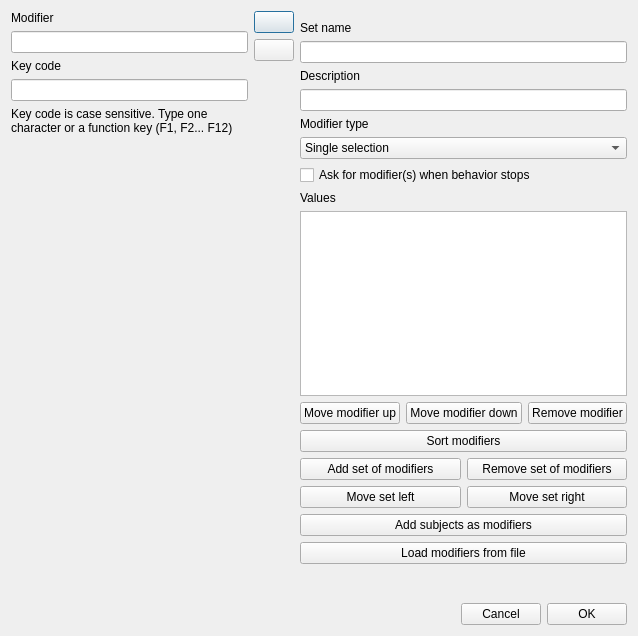
Old version of the form boris/add_modifier.ui in the repository olivierfriard/BORIS.
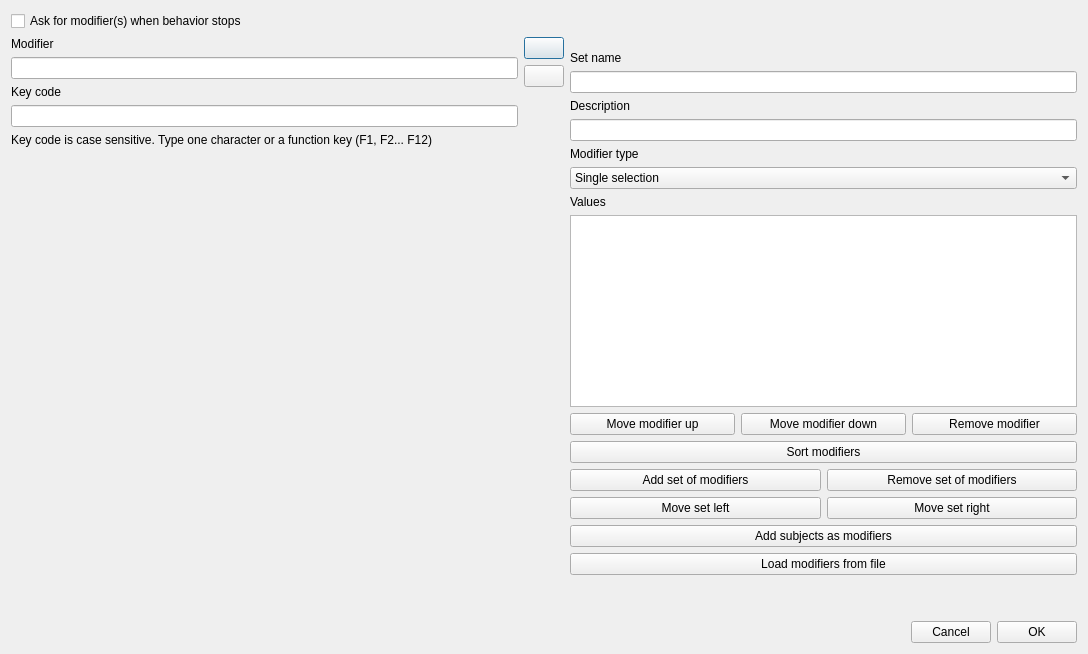
New version of the form.

Commit message: ask for stop for all sets

Patch:
```diff
--- a/boris/add_modifier.ui
+++ b/boris/add_modifier.ui
@@ -6,14 +6,21 @@
    <rect>
     <x>0</x>
     <y>0</y>
-    <width>638</width>
-    <height>636</height>
+    <width>1088</width>
+    <height>654</height>
    </rect>
   </property>
   <property name="windowTitle">
    <string>Set modifiers</string>
   </property>
   <layout class="QVBoxLayout" name="verticalLayout_5">
+   <item>
+    <widget class="QCheckBox" name="cb_ask_at_stop">
+     <property name="text">
+      <string>Ask for modifier(s) when behavior stops</string>
+     </property>
+    </widget>
+   </item>
    <item>
     <layout class="QVBoxLayout" name="verticalLayout_4">
      <item>
@@ -174,13 +181,6 @@
            </item>
           </widget>
          </item>
-         <item>
-          <widget class="QCheckBox" name="cb_ask_at_stop">
-           <property name="text">
-            <string>Ask for modifier(s) when behavior stops</string>
-           </property>
-          </widget>
-         </item>
          <item>
           <widget class="QLabel" name="lbValues">
            <property name="text">
```
The commit also changes 4 other files.
